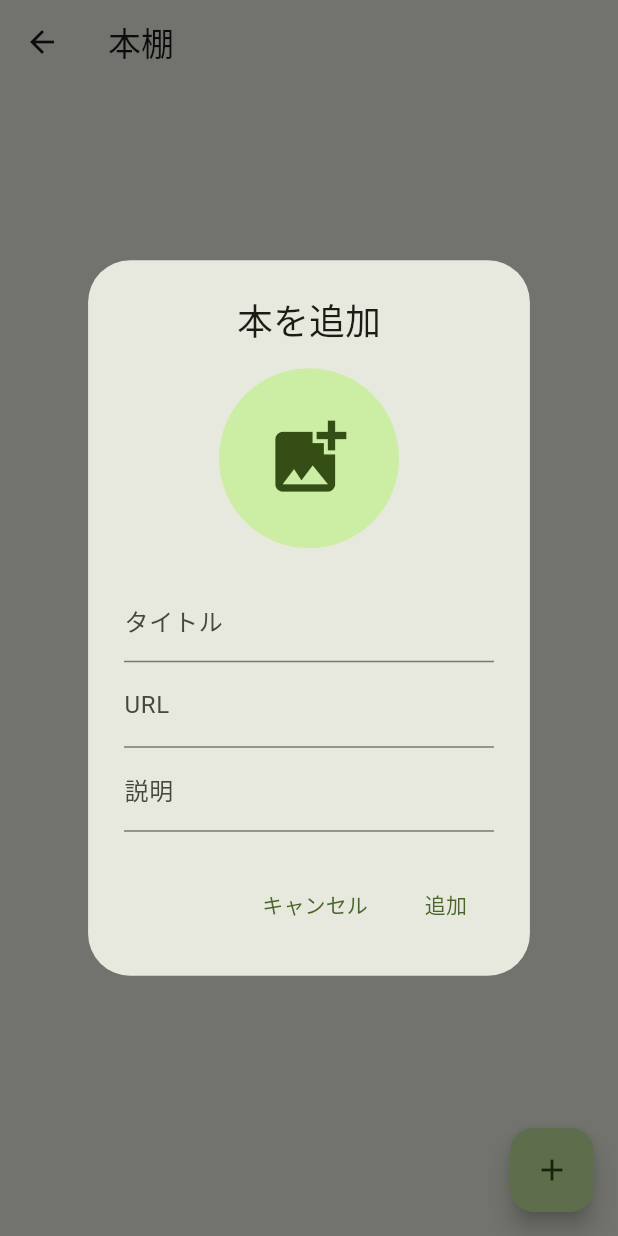
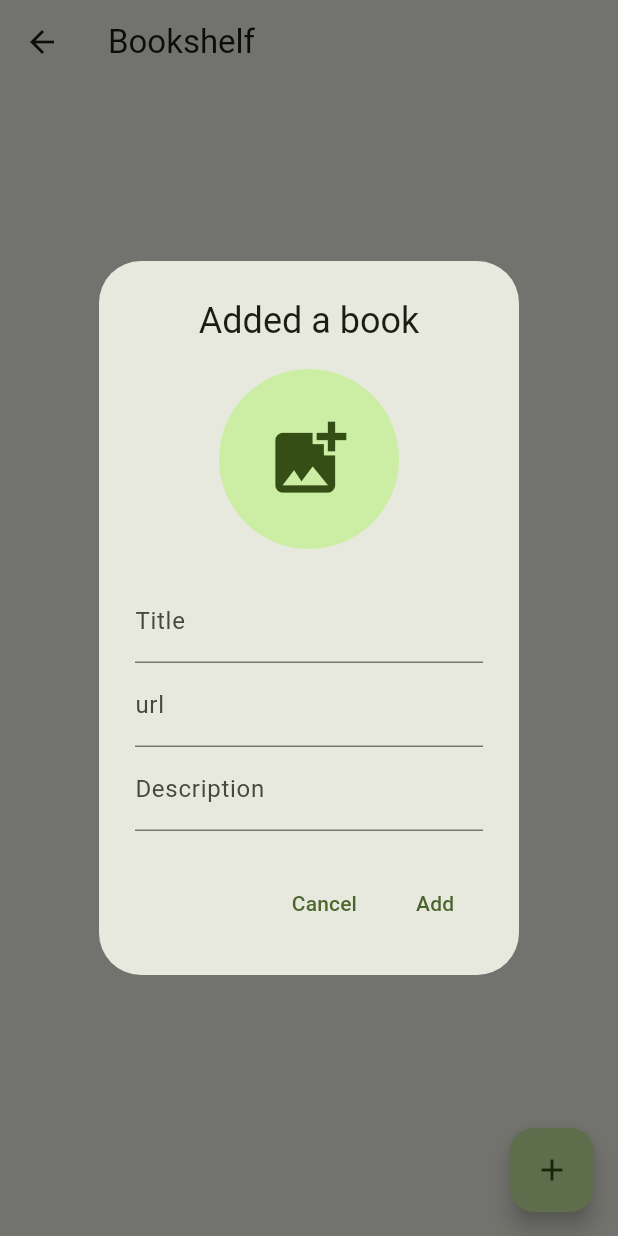
Before and after one commit to gadgelogger/book_review_app, a Flutter app: the BookLibrary screen opened directly, after a tap on the "add" icon, on a phone screen of 412 x 824 dp. Run offline on Flutter 3.47's test engine with Material 3 defaults, Android fonts, the phone set to English and light mode, and no system bars; our stand-ins replace cloud_firestore, firebase_auth, firebase_core, firebase_storage, flutter_riverpod, freezed_annotation and 3 more; accounts and stored records are empty; generated files the repository leaves out were written again; network calls fail.

Commit message:
add:多言語対応をしました

```diff
--- a/lib/domein/theme_mode_provider.dart
+++ b/lib/domein/theme_mode_provider.dart
@@ -13,7 +13,6 @@ final themeModeProvider = StateNotifierProvider<ThemeModeNotifier, ThemeMode>(
 class ThemeModeNotifier extends StateNotifier<ThemeMode> {
   static const String keyThemeMode = 'theme_mode';
   final _prefs = SharedPreferencesInstance().prefs;
-
   ThemeModeNotifier() : super(ThemeMode.system) {
     state = _loadThemeMode() ?? ThemeMode.system;
   }
--- a/lib/presentation/pages/book_library_page.dart
+++ b/lib/presentation/pages/book_library_page.dart
@@ -1,4 +1,5 @@
 import 'package:book_review_app/domein/book_providers.dart';
+import 'package:book_review_app/l10n/strings.g.dart';
 import 'package:book_review_app/presentation/widgets/post_book_widget.dart';
 import 'package:flutter/material.dart';
 import 'package:flutter_riverpod/flutter_riverpod.dart';
@@ -10,13 +11,13 @@ class BookLibrary extends ConsumerWidget {
   @override
   Widget build(BuildContext context, WidgetRef ref) {
     final asyncBooks = ref.watch(myBooksProvider);
-
+    final bookLibraryLabel = t.booksScreen;
     return Scaffold(
-      appBar: AppBar(title: const Text('本棚')),
+      appBar: AppBar(title: Text(bookLibraryLabel.title)),
       body: asyncBooks.when(
         data: (books) {
           if (books.isEmpty) {
-            return const Center(child: Text('本を追加しよう！'));
+            return Center(child: Text(bookLibraryLabel.text));
           }
           return ListView.builder(
             itemCount: books.length,
--- a/lib/presentation/pages/home_page.dart
+++ b/lib/presentation/pages/home_page.dart
@@ -1,5 +1,6 @@
 // home_page.dart
 import 'package:book_review_app/domein/all_book_providers.dart';
+import 'package:book_review_app/l10n/strings.g.dart';
 import 'package:flutter/material.dart';
 import 'package:flutter_riverpod/flutter_riverpod.dart';
 import 'package:intl/intl.dart';
@@ -10,13 +11,13 @@ class HomePage extends ConsumerWidget {
   @override
   Widget build(BuildContext context, WidgetRef ref) {
     final allBooks = ref.watch(allBooksProvider);
-
+    final homePageLabel = t.homeScreen;
     return Scaffold(
-      appBar: AppBar(title: const Text('ホーム')),
+      appBar: AppBar(title: Text(homePageLabel.title)),
       body: allBooks.when(
         data: (books) {
           if (books.isEmpty) {
-            return const Center(child: Text('本を追加しよう！'));
+            return Center(child: Text(homePageLabel.text));
           }
           return ListView.builder(
             itemCount: books.length,
--- a/lib/presentation/pages/my_page.dart
+++ b/lib/presentation/pages/my_page.dart
@@ -1,4 +1,5 @@
 import 'package:book_review_app/domein/user_providers.dart';
+import 'package:book_review_app/l10n/strings.g.dart';
 import 'package:book_review_app/presentation/pages/my_page_edit.dart';
 import 'package:book_review_app/presentation/pages/setting_page.dart';
 import 'package:flutter/material.dart';
@@ -9,11 +10,13 @@ class MyPage extends ConsumerWidget {
 
   @override
   Widget build(BuildContext context, WidgetRef ref) {
+    final myPageScreenLabel = t.myPageScreen;
+
     final userDataAsyncValue = ref.watch(userStreamProvider);
     return userDataAsyncValue.when(
       data: (userData) => Scaffold(
         appBar: AppBar(
-          title: const Text('マイページ'),
+          title: Text(myPageScreenLabel.title),
           actions: [
             IconButton(
               icon: const Icon(Icons.settings),
@@ -45,7 +48,7 @@ class MyPage extends ConsumerWidget {
               Text(userData.name, style: const TextStyle(fontSize: 20)),
               const SizedBox(height: 20),
               Text(
-                '本の数: ${userData.bookCount}冊',
+                '${myPageScreenLabel.bookCount}: ${userData.bookCount}冊',
                 style: const TextStyle(fontSize: 20),
               ),
               const SizedBox(height: 20),
@@ -57,9 +60,9 @@ class MyPage extends ConsumerWidget {
                     ),
                   );
                 },
-                child: const Text(
-                  '編集',
-                  style: TextStyle(fontSize: 20, color: Colors.green),
+                child: Text(
+                  myPageScreenLabel.editBunnton,
+                  style: const TextStyle(fontSize: 20, color: Colors.green),
                 ),
               ),
             ],
--- a/lib/presentation/pages/my_page_edit.dart
+++ b/lib/presentation/pages/my_page_edit.dart
@@ -1,5 +1,6 @@
 import 'package:book_review_app/domein/user_providers.dart';
 import 'package:book_review_app/infrastructure/user_repository.dart';
+import 'package:book_review_app/l10n/strings.g.dart';
 import 'package:flutter/material.dart';
 import 'package:flutter_riverpod/flutter_riverpod.dart';
 import 'package:image_picker/image_picker.dart';
@@ -11,10 +12,10 @@ class MyPageEdit extends ConsumerWidget {
   @override
   Widget build(BuildContext context, WidgetRef ref) {
     final userDataAsyncValue = ref.watch(userStreamProvider);
-
+    final myPageEditPageLabel = t.myPageEditScreen;
     return Scaffold(
       appBar: AppBar(
-        title: const Text('プロフィール編集'),
+        title: Text(myPageEditPageLabel.title),
       ),
       body: userDataAsyncValue.when(
         data: (userData) {
@@ -60,7 +61,7 @@ class MyPageEdit extends ConsumerWidget {
                           .updateUser(userData.uid, name: nameController.text);
                       Navigator.of(context).pop();
                     },
-                    child: const Text('名前を更新'),
+                    child: Text(myPageEditPageLabel.save),
                   ),
                 ],
               ),
--- a/lib/presentation/pages/setting_page.dart
+++ b/lib/presentation/pages/setting_page.dart
@@ -1,4 +1,5 @@
 import 'package:book_review_app/domein/theme_mode_provider.dart';
+import 'package:book_review_app/l10n/strings.g.dart';
 import 'package:book_review_app/presentation/pages/sign_in_page.dart';
 import 'package:firebase_auth/firebase_auth.dart';
 import 'package:flutter/material.dart';
@@ -7,20 +8,21 @@ import 'package:settings_ui/settings_ui.dart';
 
 class SettingPage extends ConsumerWidget {
   const SettingPage({super.key});
-
   @override
   Widget build(BuildContext context, WidgetRef ref) {
+    final settingPageLabel = t.settingScreen;
+
     return Scaffold(
       appBar: AppBar(
-        title: const Text('設定'),
+        title: Text(settingPageLabel.title),
       ),
       body: SettingsList(
         sections: [
           SettingsSection(
-            title: const Text('テーマ'),
+            title: Text(settingPageLabel.themeTitle),
             tiles: <SettingsTile>[
               SettingsTile.navigation(
-                title: const Text('テーマ'),
+                title: Text(settingPageLabel.theme),
                 leading: const Icon(Icons.color_lens),
                 trailing: Text(
                   ref.watch(themeModeProvider).toString(),
@@ -32,10 +34,10 @@ class SettingPage extends ConsumerWidget {
             ],
           ),
           SettingsSection(
-            title: const Text('アカウント関連'),
+            title: Text(settingPageLabel.accountTitle),
             tiles: [
               SettingsTile(
-                title: const Text('ログアウトする'),
+                title: Text(settingPageLabel.logout),
                 leading: const Icon(Icons.exit_to_app),
                 onPressed: (BuildContext context) async {
                   await FirebaseAuth.instance.signOut();
--- a/lib/presentation/pages/sign_in_page.dart
+++ b/lib/presentation/pages/sign_in_page.dart
@@ -1,5 +1,6 @@
 import 'package:book_review_app/exceptions/auth_exceptions.dart';
 import 'package:book_review_app/infrastructure/auth_repository.dart';
+import 'package:book_review_app/l10n/strings.g.dart';
 import 'package:book_review_app/presentation/pages/main_page.dart';
 import 'package:book_review_app/presentation/pages/sign_up_page.dart';
 import 'package:flutter/material.dart';
@@ -15,12 +16,12 @@ class SignInPageState extends State<SignInPage> {
   final TextEditingController _emailController = TextEditingController();
   final TextEditingController _passwordController = TextEditingController();
   bool _isLoading = false;
-
+  final loginPageLabel = t.loginScreen;
   @override
   Widget build(BuildContext context) {
     return Scaffold(
       appBar: AppBar(
-        title: const Text('ログイン'),
+        title: Text(loginPageLabel.title),
       ),
       body: Padding(
         padding: const EdgeInsets.all(20),
@@ -32,14 +33,14 @@ class SignInPageState extends State<SignInPage> {
                   children: <Widget>[
                     TextField(
                       controller: _emailController,
-                      decoration: const InputDecoration(
-                        labelText: 'メールアドレス',
+                      decoration: InputDecoration(
+                        labelText: loginPageLabel.email,
                       ),
                     ),
                     TextField(
                       controller: _passwordController,
-                      decoration: const InputDecoration(
-                        labelText: 'パスワード',
+                      decoration: InputDecoration(
+                        labelText: loginPageLabel.password,
                       ),
                       obscureText: true,
                     ),
@@ -68,7 +69,7 @@ class SignInPageState extends State<SignInPage> {
                           }
                         }
                       },
-                      child: const Text('サインイン'),
+                      child: Text(loginPageLabel.login),
                     ),
                     TextButton(
                       onPressed: () {
@@ -80,7 +81,7 @@ class SignInPageState extends State<SignInPage> {
                           ),
                         );
                       },
-                      child: const Text('新規登録はこちら'),
+                      child: Text(loginPageLabel.register),
                     ),
                   ],
                 ),
--- a/lib/presentation/widgets/post_book_widget.dart
+++ b/lib/presentation/widgets/post_book_widget.dart
@@ -2,6 +2,7 @@ import 'dart:io';
 
 import 'package:book_review_app/gen/book_data.dart';
 import 'package:book_review_app/infrastructure/book_repository.dart';
+import 'package:book_review_app/l10n/strings.g.dart';
 import 'package:cloud_firestore/cloud_firestore.dart';
 import 'package:firebase_auth/firebase_auth.dart';
 import 'package:flutter/material.dart';
@@ -13,6 +14,7 @@ class PostBook extends ConsumerWidget {
 
   @override
   Widget build(BuildContext context, WidgetRef ref) {
+    final postBookPopupLabel = t.addBookPopup;
     final picker = ImagePicker();
     XFile? pickedImage;
     final titleController = TextEditingController();
@@ -61,7 +63,7 @@ class PostBook extends ConsumerWidget {
       onPressed: () => showDialog<void>(
         context: context,
         builder: (_) => AlertDialog(
-          title: const Text('本を追加', textAlign: TextAlign.center),
+          title: Text(postBookPopupLabel.title, textAlign: TextAlign.center),
           content: SingleChildScrollView(
             child: Column(
               mainAxisSize: MainAxisSize.min,
@@ -81,23 +83,20 @@ class PostBook extends ConsumerWidget {
                 const SizedBox(height: 20),
                 TextField(
                   controller: titleController,
-                  decoration: const InputDecoration(
-                    labelText: 'タイトル',
-                    hintText: '本のタイトルを入力してください',
+                  decoration: InputDecoration(
+                    labelText: postBookPopupLabel.name,
                   ),
                 ),
                 TextField(
                   controller: urlController,
-                  decoration: const InputDecoration(
-                    labelText: 'URL',
-                    hintText: '本のURLを入力してください',
+                  decoration: InputDecoration(
+                    labelText: postBookPopupLabel.url,
                   ),
                 ),
                 TextField(
                   controller: descriptionController,
-                  decoration: const InputDecoration(
-                    labelText: '説明',
-                    hintText: '本の説明を入力してください',
+                  decoration: InputDecoration(
+                    labelText: postBookPopupLabel.description,
                   ),
                 ),
               ],
@@ -106,11 +105,11 @@ class PostBook extends ConsumerWidget {
           actions: [
             TextButton(
               onPressed: () => Navigator.of(context).pop(),
-              child: const Text('キャンセル'),
+              child: Text(postBookPopupLabel.cancel),
             ),
             TextButton(
               onPressed: postBook,
-              child: const Text('追加'),
+              child: Text(postBookPopupLabel.add),
             ),
           ],
         ),
--- a/pubspec.yaml
+++ b/pubspec.yaml
@@ -22,6 +22,9 @@ dependencies:
   riverpod_annotation: ^2.3.5
   settings_ui: ^2.0.2
   shared_preferences: ^2.2.2
+  slang: ^3.29.0
+  slang_flutter: ^3.29.0
+
 
 dev_dependencies:
   flutter_test:
@@ -33,6 +36,7 @@ dev_dependencies:
   pedantic_mono: any
   freezed: ^2.4.7
   json_serializable: ^6.7.1
+  slang_build_runner: ^3.29.0
 
 flutter:
   uses-material-design: true
```
Also changed, not shown: lib/l10n/strings.i18n.json (added, +77 -0 lines), lib/l10n/strings_ja.i18n.json (added, +76 -0 lines), lib/presentation/pages/main_page.dart (+9 -7 lines), lib/presentation/pages/sign_up_page.dart (+14 -11 lines), lib/l10n/strings.g.dart (added), pubspec.lock.
